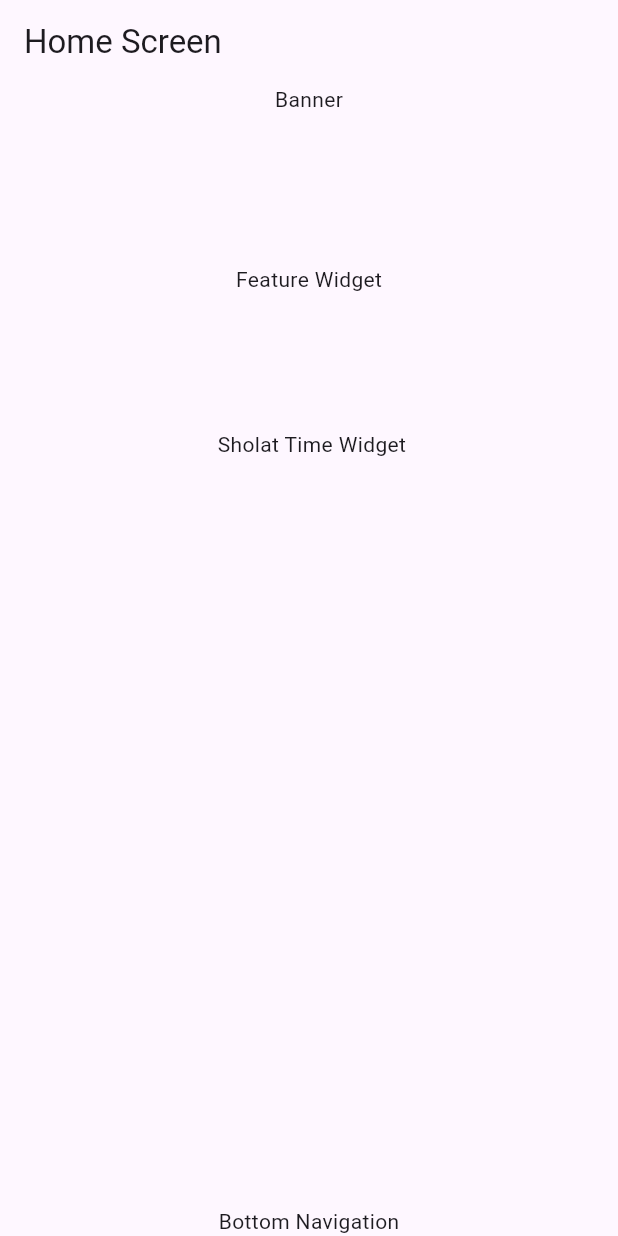
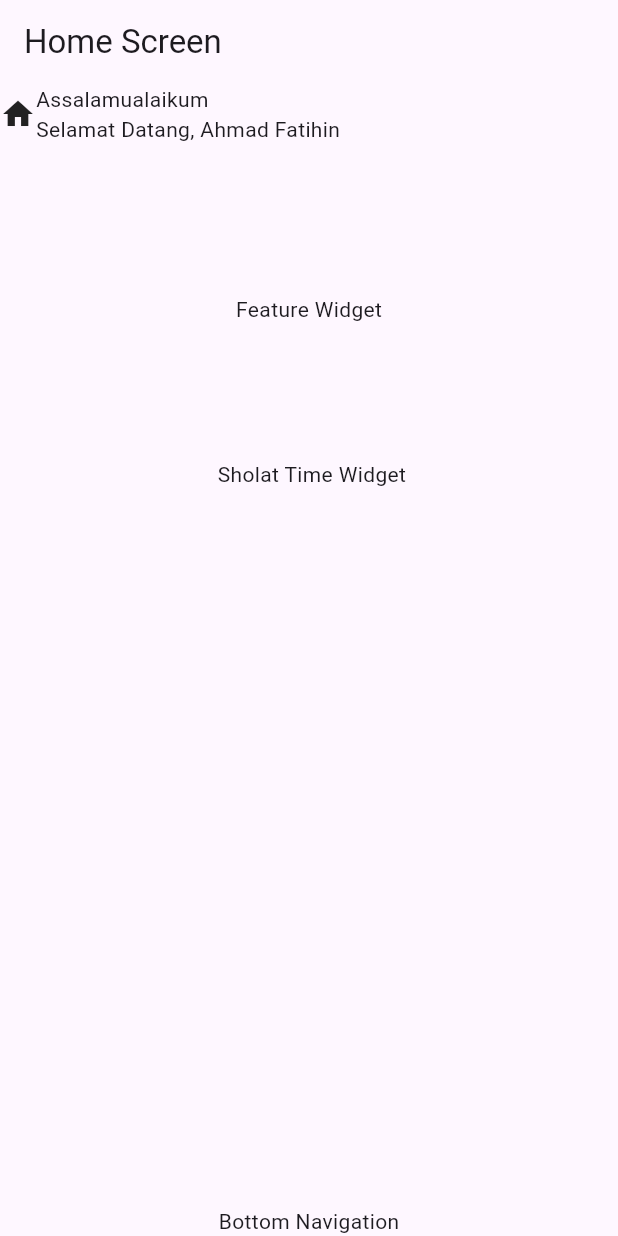
Before and after one commit to ahmadfatihin/Alif-Quran, a Flutter app: the screen it shows after launch, on a phone screen of 412 x 824 dp. Run offline on Flutter 3.47's test engine with Material 3 defaults, Android fonts, the phone set to English and light mode, and no system bars; our stand-ins replace bloc, connectivity_plus, dio, equatable, freezed_annotation, get_it and 3 more; generated files the repository leaves out were written again.

Commit message:
feat: add some mock ui screens

```diff
--- /dev/null
+++ b/lib/features/banner/presentation/cubit/banner_state.dart
@@ -0,0 +1,6 @@
+part of 'banner_cubit.dart';
+
+@freezed
+class BannerState with _$BannerState {
+  const factory BannerState.initial() = _Initial;
+}
--- a/lib/features/home/screens/home_screen.dart
+++ b/lib/features/home/ui/screens/home_screen.dart
@@ -1,3 +1,4 @@
+import 'package:alif_quran/features/home/ui/widgets/home_header_widget.dart';
 import 'package:flutter/material.dart';
 
 class HomeScreen extends StatelessWidget {
@@ -11,9 +12,7 @@ class HomeScreen extends StatelessWidget {
       ),
       body: const Column(
         children: [
-          Center(
-            child: Text('Banner'),
-          ),
+          HomeHeaderWidget(),
           SizedBox(height: 100),
           Center(
             child: Text('Feature Widget'),
--- /dev/null
+++ b/lib/features/home/ui/widgets/home_header_widget.dart
@@ -0,0 +1,21 @@
+import 'package:flutter/material.dart';
+
+class HomeHeaderWidget extends StatelessWidget {
+  const HomeHeaderWidget({super.key});
+
+  @override
+  Widget build(BuildContext context) {
+    return const Row(
+      children: [
+        Icon(Icons.home),
+        Column(
+          crossAxisAlignment: CrossAxisAlignment.start,
+          children: [
+            Text('Assalamualaikum'),
+            Text('Selamat Datang, Ahmad Fatihin'),
+          ],
+        ),
+      ],
+    );
+  }
+}
--- a/lib/main.dart
+++ b/lib/main.dart
@@ -1,5 +1,5 @@
-import 'package:alif_quran/core/injector.dart';
-import 'package:alif_quran/features/home/screens/home_screen.dart';
+import 'package:alif_quran/core/di/injector.dart';
+import 'package:alif_quran/features/home/ui/screens/home_screen.dart';
 import 'package:flutter/material.dart';
 
 void main() async {
```
Also changed, not shown: lib/features/banner/presentation/cubit/banner_cubit.dart (added, +9 -0 lines), lib/features/banner/presentation/ui/widgets/banner_widget.dart (added, +10 -0 lines), lib/core/routes/routes.dart (added), 2 other files.
